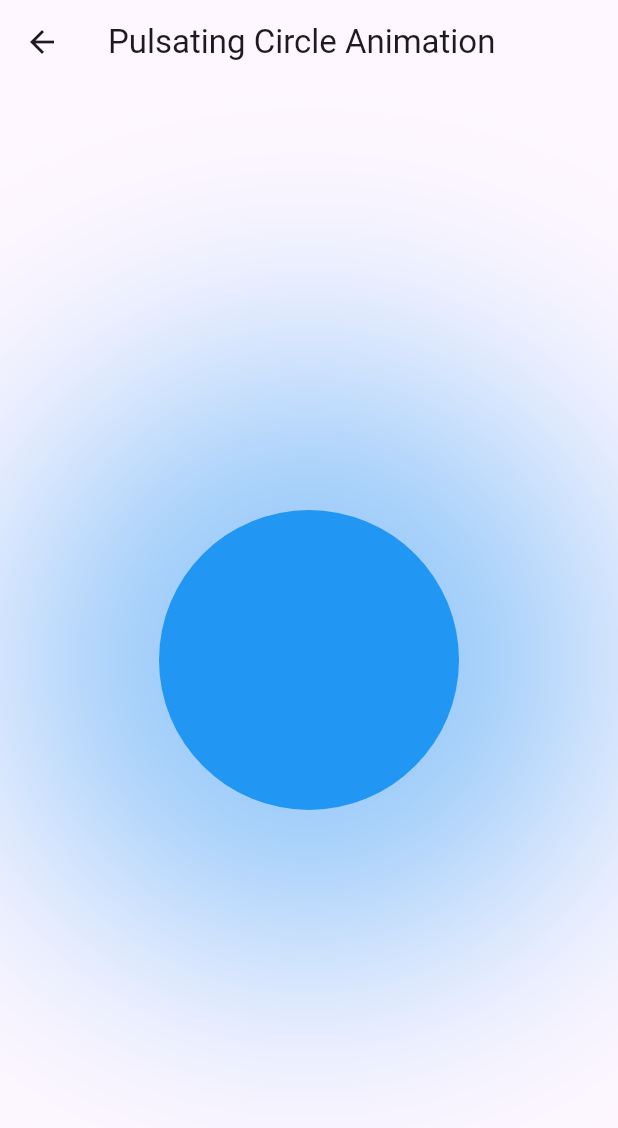
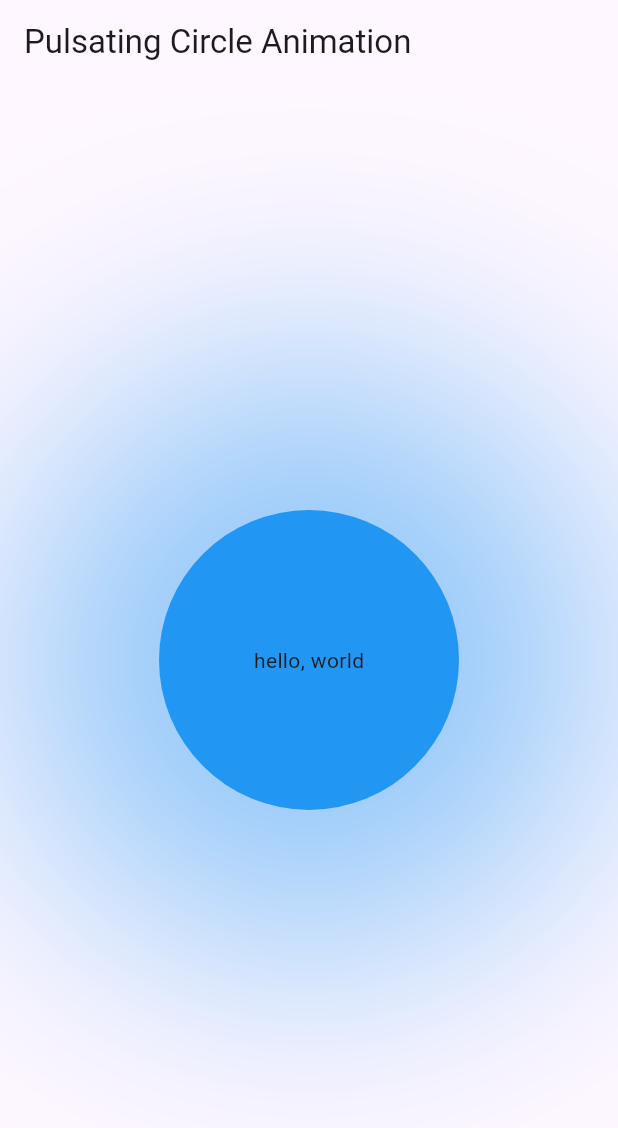
Before and after one commit to jayawardhanadskp/AnimationsFlutter, a Flutter app: the PulsatingCircleAnimation screen opened directly, on a phone screen of 412 x 824 dp. Shown: the top 1128 px of the screen. Run offline on Flutter 3.47's test engine with Material 3 defaults, Android fonts, the phone set to English and light mode, and no system bars.

Commit message:
tween animation (implicit animation)

```diff
--- a/lib/implicit_examples/animated_tween_animation_builder_example.dart
+++ b/lib/implicit_examples/animated_tween_animation_builder_example.dart
@@ -2,7 +2,6 @@ import 'package:flutter/material.dart';
 
 class PulsatingCircleAnimation extends StatelessWidget {
   const PulsatingCircleAnimation({super.key});
-  final double size = 200;
 
   @override
   Widget build(BuildContext context) {
@@ -11,7 +10,11 @@ class PulsatingCircleAnimation extends StatelessWidget {
         title: const Text('Pulsating Circle Animation'),
       ),
       body: Center(
-        child: Container(
+        child: TweenAnimationBuilder(
+          tween: Tween<double>(begin: 0.0, end: 200.0),
+          duration: const Duration(milliseconds: 1500),
+          builder: (context, size, widget) {
+            return Container(
               width: size,
               height: size,
               decoration: BoxDecoration(
@@ -25,6 +28,10 @@ class PulsatingCircleAnimation extends StatelessWidget {
                   ),
                 ],
               ),
+              child: widget,
+            );
+          },
+          child: Center(child: const Text('hello, world')),
         ),
       ),
     );
--- a/lib/main.dart
+++ b/lib/main.dart
@@ -2,6 +2,7 @@ import 'package:animation_starter_code/implicit_examples/animated_color_pallete.
 import 'package:flutter/material.dart';
 
 import 'implicit_examples/animated_shopping_cart_button.dart';
+import 'implicit_examples/animated_tween_animation_builder_example.dart';
 
 void main() {
   runApp(const MyApp());
@@ -18,7 +19,7 @@ class MyApp extends StatelessWidget {
         colorScheme: ColorScheme.fromSeed(seedColor: Colors.deepPurple),
         useMaterial3: true,
       ),
-      home: const ShoppingCartButton(),
+      home: const PulsatingCircleAnimation(),
     );
   }
 }
```
Lines whose indentation alone changed are shown as unchanged.
